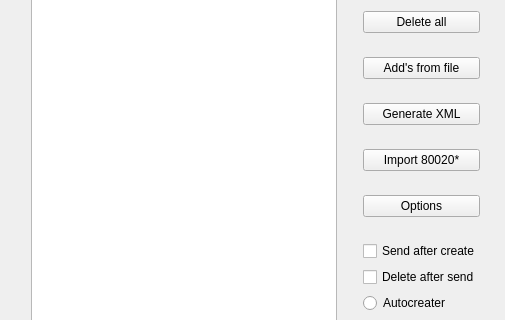
Qt form DbSqlExport/DbSqlExport.ui (AnatolySolovyev12/DbSqlExport) before a commit; both pictures show x 0 to 505 and y 130 to 450 of the 505 by 549 pixel window.
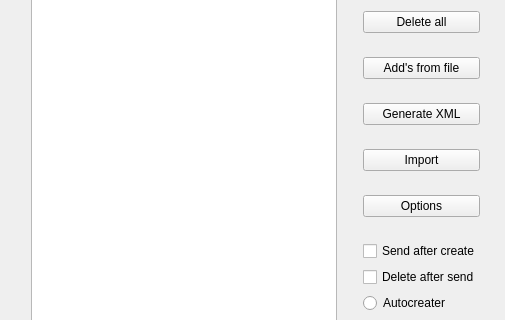
The same form after that commit.

Commit message: trying do import TreeObject

```diff
--- a/DbSqlExport/DbSqlExport.ui
+++ b/DbSqlExport/DbSqlExport.ui
@@ -104,7 +104,7 @@
        <item>
         <widget class="QPushButton" name="importDbButton">
          <property name="text">
-          <string>Import 80020*</string>
+          <string>Import</string>
          </property>
         </widget>
        </item>
```
The commit also changes 7 other files.
